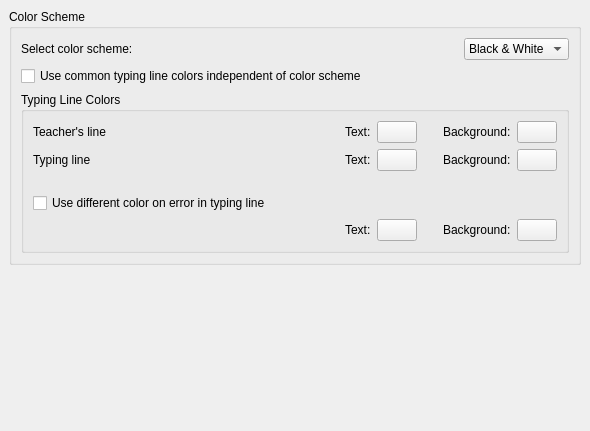
KDE/ktouch, file src/ui/ktouchprefcolorspage.ui: the form before one commit.
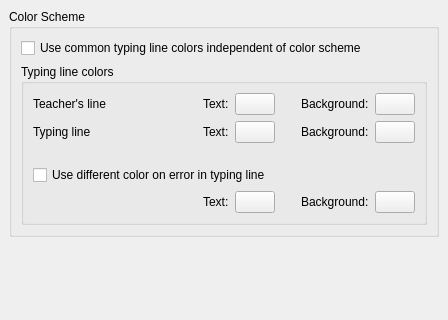
The form after the commit. Custom widgets are drawn as their Qt base class.

Commit message: Ported deprecated code to KDE4. Fixed crashes related to configuration dialog. Re-implemented disabled config features.

Diff of the .ui file:
```diff
--- a/src/ui/ktouchprefcolorspage.ui
+++ b/src/ui/ktouchprefcolorspage.ui
@@ -5,8 +5,8 @@
    <rect>
     <x>0</x>
     <y>0</y>
-    <width>590</width>
-    <height>431</height>
+    <width>448</width>
+    <height>320</height>
    </rect>
   </property>
   <property name="windowTitle" >
@@ -31,69 +31,6 @@
       <property name="spacing" >
        <number>6</number>
       </property>
-      <item>
-       <layout class="QHBoxLayout" >
-        <property name="margin" >
-         <number>0</number>
-        </property>
-        <property name="spacing" >
-         <number>6</number>
-        </property>
-        <item>
-         <widget class="QLabel" name="textLabel2" >
-          <property name="text" >
-           <string>Select color scheme:</string>
-          </property>
-         </widget>
-        </item>
-        <item>
-         <spacer>
-          <property name="orientation" >
-           <enum>Qt::Horizontal</enum>
-          </property>
-          <property name="sizeType" >
-           <enum>QSizePolicy::Expanding</enum>
-          </property>
-          <property name="sizeHint" >
-           <size>
-            <width>40</width>
-            <height>20</height>
-           </size>
-          </property>
-         </spacer>
-        </item>
-        <item>
-         <widget class="KComboBox" name="kcfg_CurrentColorScheme" >
-          <property name="toolTip" >
-           <string>Color scheme for displaying the keyboard</string>
-          </property>
-          <property name="whatsThis" >
-           <string>You can choose here the color scheme for displaying the keyboard. &lt;i>Black &amp; White&lt;/i> will display all keyboard letters black on white, &lt;i>Classic&lt;/i> will colorize the same color for each finger, &lt;i>Deep Blue&lt;/i> will display the keyboard in different deep blue colors and &lt;i>Stripy&lt;/i> will alternate blue and gray for letters corresponding to same finger.</string>
-          </property>
-          <item>
-           <property name="text" >
-            <string>Black &amp; White</string>
-           </property>
-          </item>
-          <item>
-           <property name="text" >
-            <string>Classic</string>
-           </property>
-          </item>
-          <item>
-           <property name="text" >
-            <string>Deep Blue</string>
-           </property>
-          </item>
-          <item>
-           <property name="text" >
-            <string>Stripy</string>
-           </property>
-          </item>
-         </widget>
-        </item>
-       </layout>
-      </item>
       <item>
        <widget class="QCheckBox" name="kcfg_CommonTypingLineColors" >
         <property name="text" >
@@ -104,7 +41,7 @@
       <item>
        <widget class="QGroupBox" name="colorsGroup" >
         <property name="title" >
-         <string>Typing Line Colors</string>
+         <string>Typing line colors</string>
         </property>
         <layout class="QVBoxLayout" >
          <property name="margin" >
@@ -162,21 +99,21 @@
             </spacer>
            </item>
            <item row="0" column="0" colspan="2" >
-            <widget class="QLabel" name="textLabel1" >
+            <widget class="QLabel" name="l1" >
              <property name="text" >
               <string>Teacher's line</string>
              </property>
             </widget>
            </item>
            <item row="0" column="3" >
-            <widget class="QLabel" name="textLabel1_4" >
+            <widget class="QLabel" name="l3" >
              <property name="text" >
               <string>Text:</string>
              </property>
             </widget>
            </item>
            <item row="1" column="3" >
-            <widget class="QLabel" name="textLabel1_4_2" >
+            <widget class="QLabel" name="l4" >
              <property name="text" >
               <string>Text:</string>
              </property>
@@ -234,14 +171,14 @@
             </widget>
            </item>
            <item row="1" column="6" >
-            <widget class="QLabel" name="textLabel1_2_2" >
+            <widget class="QLabel" name="l6" >
              <property name="text" >
               <string>Background:</string>
              </property>
             </widget>
            </item>
            <item row="0" column="6" >
-            <widget class="QLabel" name="textLabel1_2" >
+            <widget class="QLabel" name="l5" >
              <property name="text" >
               <string>Background:</string>
              </property>
@@ -296,7 +233,7 @@
             </widget>
            </item>
            <item row="1" column="0" >
-            <widget class="QLabel" name="textLabel1_3" >
+            <widget class="QLabel" name="l2" >
              <property name="text" >
               <string>Typing line</string>
              </property>
@@ -441,9 +378,6 @@
      <property name="orientation" >
       <enum>Qt::Vertical</enum>
      </property>
-     <property name="sizeType" >
-      <enum>QSizePolicy::Expanding</enum>
-     </property>
      <property name="sizeHint" >
       <size>
        <width>20</width>
@@ -457,11 +391,6 @@
  <layoutdefault spacing="6" margin="11" />
  <pixmapfunction>qPixmapFromMimeSource</pixmapfunction>
  <customwidgets>
-	 <customwidget>
-		 <class>KComboBox</class>
-		 <extends>QComboBox</extends>
-		 <header>kcombobox.h</header>
-	 </customwidget>
   <customwidget>
    <class>KColorButton</class>
    <extends>QPushButton</extends>
```
Left out of the diff: 3 changed lines with no effect on the pictures. The commit also changes 4 other files.
